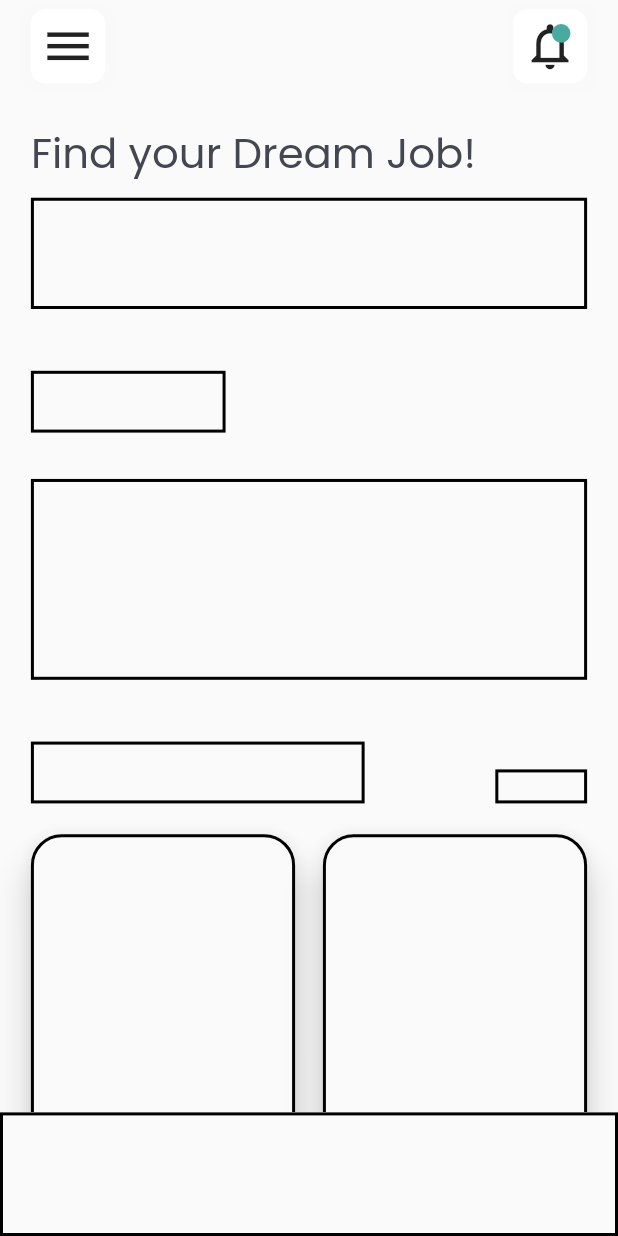
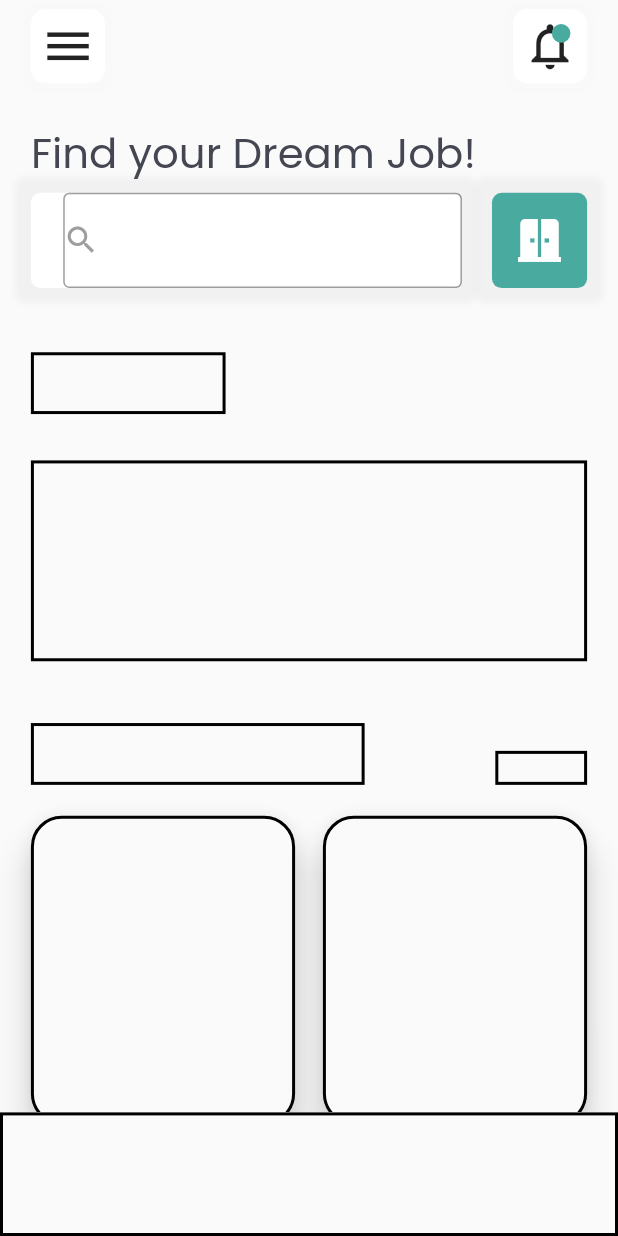
Before and after one commit to dalyathan/job-search, a Flutter app: the screen it shows after launch, on a phone screen of 412 x 824 dp. Run offline on Flutter 3.47's test engine with Material 2 defaults, Android fonts, the phone set to English and light mode, and no system bars; our stand-ins replace google_fonts.

Commit message:
working on the search bar in the home page

```diff
--- a/lib/components/common/appbar.dart
+++ b/lib/components/common/appbar.dart
@@ -47,7 +47,8 @@ class CustomAppBar extends StatelessWidget {
                   blurRadius: 3,
                   offset: const Offset(0, 1),
                 )
-                ]),
+              ],
+            ),
             child: Stack(
               alignment: Alignment.center,
               children: [
--- /dev/null
+++ b/lib/components/home/search_field.dart
@@ -0,0 +1,59 @@
+import 'package:flutter/material.dart';
+
+class SearchField extends StatefulWidget {
+  final double width;
+  final double height;
+  const SearchField({Key? key, required this.width, required this.height})
+      : super(key: key);
+
+  @override
+  State<SearchField> createState() => _SearchFieldState();
+}
+
+class _SearchFieldState extends State<SearchField> {
+  @override
+  Widget build(BuildContext context) {
+    return Container(
+      width: widget.width,
+      height: widget.height,
+      child: Padding(
+        padding: EdgeInsets.only(left: widget.width * 0.075),
+        child: Stack(
+          alignment: Alignment.centerLeft,
+          children: [
+            TextField(
+              style: TextStyle(fontSize: widget.height * 0.4),
+              textAlign: TextAlign.left,
+              decoration: const InputDecoration(
+                border: OutlineInputBorder(borderSide: BorderSide()),
+                focusedBorder: OutlineInputBorder(
+                    borderSide: BorderSide(color: Colors.red)),
+              ),
+            ),
+            Row(
+              children: const [
+                Icon(
+                  Icons.search,
+                  color: Colors.grey,
+                ),
+              ],
+            )
+          ],
+        ),
+      ),
+      decoration: BoxDecoration(
+        borderRadius: BorderRadius.circular(widget.height * 0.1),
+        color: Colors.white,
+        boxShadow: [
+          BoxShadow(
+            color: Colors.grey.withOpacity(0.1),
+            spreadRadius: 10,
+            blurRadius: 3,
+            offset: const Offset(0, 0),
+          )
+        ],
+        // border: Border.all(color: Colors.black, width: 1),
+      ),
+    );
+  }
+}
--- a/lib/components/home/search_job.dart
+++ b/lib/components/home/search_job.dart
@@ -1,5 +1,6 @@
 import 'package:flutter/material.dart';
 import 'package:google_fonts/google_fonts.dart';
+import 'package:job_search/components/home/search_field.dart';
 import 'package:job_search/theme.dart';
 
 class SearchJob extends StatelessWidget {
@@ -10,6 +11,8 @@ class SearchJob extends StatelessWidget {
 
   @override
   Widget build(BuildContext context) {
+    double searchBarHeight = height * 0.6;
+    double searchContentHeight = searchBarHeight * 0.95;
     return SizedBox(
       width: width,
       height: height,
@@ -20,19 +23,51 @@ class SearchJob extends StatelessWidget {
           Container(
             width: width * 0.8,
             child: FittedBox(
-                fit: BoxFit.fitWidth,
-                child: Text(
-                  "Find your Dream Job!",
-                  style: GoogleFonts.poppins(color: MyTheme.blackish),
-                )),
+              fit: BoxFit.fitWidth,
+              child: Text(
+                "Find your Dream Job!",
+                style: GoogleFonts.poppins(color: MyTheme.blackish),
+              ),
+            ),
             // decoration: BoxDecoration(
             //     border: Border.all(color: Colors.black, width: 2)),
           ),
           Container(
             width: width,
-            height: height * 0.6,
-            decoration: BoxDecoration(
-                border: Border.all(color: Colors.black, width: 2)),
+            height: searchBarHeight,
+            child: Row(
+                mainAxisAlignment: MainAxisAlignment.spaceBetween,
+                children: [
+                  SearchField(
+                    width: width * 0.775,
+                    height: searchContentHeight,
+                  ),
+                  Container(
+                    width: searchContentHeight,
+                    height: searchContentHeight,
+                    child: Icon(
+                      Icons.door_sliding,
+                      color: Colors.white,
+                      size: searchContentHeight * 0.6,
+                    ),
+                    decoration: BoxDecoration(
+                      color: MyTheme.greenish,
+                      borderRadius:
+                          BorderRadius.circular(searchContentHeight * 0.1),
+                      boxShadow: [
+                        BoxShadow(
+                          color: Colors.grey.withOpacity(0.1),
+                          spreadRadius: 10,
+                          blurRadius: 3,
+                          offset: const Offset(0, 0),
+                        )
+                      ],
+                    ),
+                  )
+                ]),
+            // decoration: BoxDecoration(
+            //   border: Border.all(color: Colors.black, width: 0.1),
+            // ),
           ),
         ],
       ),
--- a/lib/pages/home.dart
+++ b/lib/pages/home.dart
@@ -21,7 +21,7 @@ class HomePage extends StatelessWidget {
         children: [
           SearchJob(
             width: width,
-            height: size.height * 0.15,
+            height: size.height * 0.135,
           ),
           fixedSpace,
           Reminder(width: width, height: size.height * 0.25),
--- /dev/null
+++ b/lib/painters/search.dart
@@ -0,0 +1,9 @@
+import 'package:flutter/material.dart';
+
+class SearchIconPainter extends CustomPainter {
+  @override
+  void paint(Canvas canvas, Size size) {}
+
+  @override
+  bool shouldRepaint(covariant CustomPainter oldDelegate) => true;
+}
```
Lines whose indentation alone changed are shown as unchanged.
